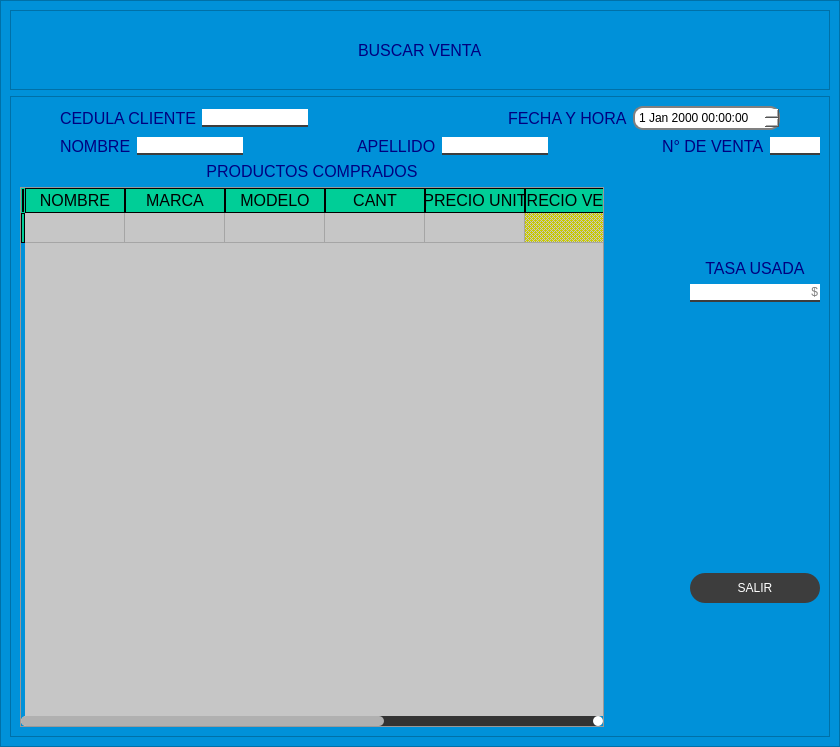
Above: inventario/qt/buscar_venta.ui from washipash/tesita before the change. Below: the same form after it.
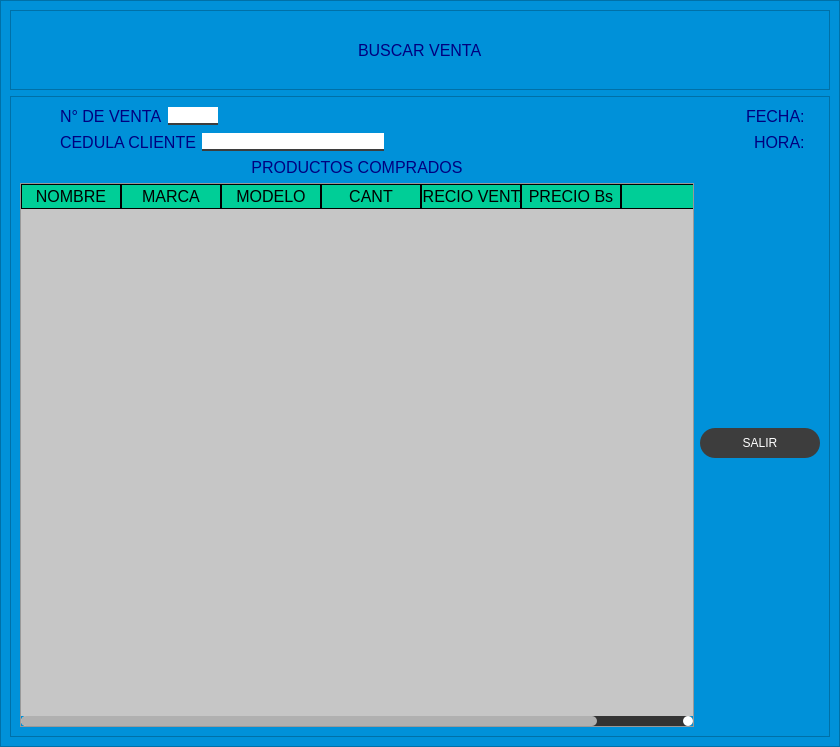
That is the form after the change.

Patch:
```diff
--- a/inventario/qt/buscar_venta.ui
+++ b/inventario/qt/buscar_venta.ui
@@ -232,171 +232,19 @@
         <property name="frameShadow">
          <enum>QFrame::Raised</enum>
         </property>
-        <layout class="QVBoxLayout" name="verticalLayout_13">
+        <layout class="QVBoxLayout" name="verticalLayout_4">
          <item>
-          <layout class="QVBoxLayout" name="verticalLayout_10">
+          <layout class="QVBoxLayout" name="verticalLayout_5">
            <item>
-            <layout class="QHBoxLayout" name="horizontalLayout_9">
-             <item>
-              <layout class="QHBoxLayout" name="horizontalLayout_4">
-               <item>
-                <spacer name="horizontalSpacer_8">
-                 <property name="orientation">
-                  <enum>Qt::Horizontal</enum>
-                 </property>
-                 <property name="sizeHint" stdset="0">
-                  <size>
-                   <width>40</width>
-                   <height>20</height>
-                  </size>
-                 </property>
-                </spacer>
-               </item>
-               <item>
-                <widget class="QLabel" name="label_2">
-                 <property name="text">
-                  <string>CEDULA CLIENTE</string>
-                 </property>
-                </widget>
-               </item>
-               <item>
-                <widget class="QLineEdit" name="ci_line"/>
-               </item>
-              </layout>
-             </item>
-             <item>
-              <spacer name="horizontalSpacer_3">
-               <property name="orientation">
-                <enum>Qt::Horizontal</enum>
-               </property>
-               <property name="sizeHint" stdset="0">
-                <size>
-                 <width>40</width>
-                 <height>20</height>
-                </size>
-               </property>
-              </spacer>
-             </item>
-             <item>
-              <layout class="QHBoxLayout" name="horizontalLayout_3">
-               <item>
-                <widget class="QLabel" name="label_3">
-                 <property name="text">
-                  <string>FECHA Y HORA</string>
-                 </property>
-                </widget>
-               </item>
-               <item>
-                <widget class="QDateTimeEdit" name="timedate_line">
-                 <property name="styleSheet">
-                  <string notr="true">            Qtimedatet {
-                background-color: white;
-                border: 2px solid gray;
-                border-radius: 10px;
-                padding: 2px;
-            }
-            QTimeEdit::down-button, QTimeEdit::up-button {
-                width: 20px;
-                border: none;
-                background: white;
-                subcontrol-position: right;
-                subcontrol-origin: margin;
-            }</string>
-                 </property>
-                </widget>
-               </item>
-               <item>
-                <spacer name="horizontalSpacer_7">
-                 <property name="orientation">
-                  <enum>Qt::Horizontal</enum>
-                 </property>
-                 <property name="sizeHint" stdset="0">
-                  <size>
-                   <width>40</width>
-                   <height>20</height>
-                  </size>
-                 </property>
-                </spacer>
-               </item>
-              </layout>
-             </item>
-            </layout>
-           </item>
-           <item>
-            <layout class="QHBoxLayout" name="horizontalLayout_8">
-             <item>
-              <layout class="QHBoxLayout" name="horizontalLayout_5">
-               <item>
-                <spacer name="horizontalSpacer_9">
-                 <property name="orientation">
-                  <enum>Qt::Horizontal</enum>
-                 </property>
-                 <property name="sizeHint" stdset="0">
-                  <size>
-                   <width>40</width>
-                   <height>20</height>
-                  </size>
-                 </property>
-                </spacer>
-               </item>
-               <item>
-                <widget class="QLabel" name="label_4">
-                 <property name="text">
-                  <string>NOMBRE</string>
-                 </property>
-                </widget>
-               </item>
-               <item>
-                <widget class="QLineEdit" name="name_line">
-                 <property name="maximumSize">
-                  <size>
-                   <width>130</width>
-                   <height>16777215</height>
-                  </size>
-                 </property>
-                </widget>
-               </item>
-              </layout>
-             </item>
-             <item>
-              <spacer name="horizontalSpacer_4">
-               <property name="orientation">
-                <enum>Qt::Horizontal</enum>
-               </property>
-               <property name="sizeHint" stdset="0">
-                <size>
-                 <width>40</width>
-                 <height>20</height>
-                </size>
-               </property>
-              </spacer>
-             </item>
-             <item>
-              <layout class="QHBoxLayout" name="horizontalLayout_6">
-               <item>
-                <widget class="QLabel" name="label_5">
-                 <property name="text">
-                  <string>APELLIDO</string>
-                 </property>
-                </widget>
-               </item>
-               <item>
-                <widget class="QLineEdit" name="apellido_line">
-                 <property name="maximumSize">
-                  <size>
-                   <width>170</width>
-                   <height>16777215</height>
-                  </size>
-                 </property>
-                </widget>
-               </item>
-              </layout>
-             </item>
+            <layout class="QHBoxLayout" name="horizontalLayout_6">
              <item>
               <spacer name="horizontalSpacer_5">
                <property name="orientation">
                 <enum>Qt::Horizontal</enum>
                </property>
+               <property name="sizeType">
+                <enum>QSizePolicy::Fixed</enum>
+               </property>
                <property name="sizeHint" stdset="0">
                 <size>
                  <width>40</width>
@@ -429,14 +277,102 @@
               </widget>
              </item>
              <item>
-              <layout class="QHBoxLayout" name="horizontalLayout_7"/>
+              <spacer name="horizontalSpacer_4">
+               <property name="orientation">
+                <enum>Qt::Horizontal</enum>
+               </property>
+               <property name="sizeHint" stdset="0">
+                <size>
+                 <width>40</width>
+                 <height>20</height>
+                </size>
+               </property>
+              </spacer>
+             </item>
+             <item>
+              <widget class="QLabel" name="label_3">
+               <property name="text">
+                <string>FECHA:</string>
+               </property>
+              </widget>
+             </item>
+             <item>
+              <widget class="QLabel" name="fecha_s_label">
+               <property name="text">
+                <string/>
+               </property>
+              </widget>
+             </item>
+            </layout>
+           </item>
+           <item>
+            <layout class="QHBoxLayout" name="horizontalLayout_9">
+             <item>
+              <layout class="QHBoxLayout" name="horizontalLayout_4">
+               <item>
+                <spacer name="horizontalSpacer_8">
+                 <property name="orientation">
+                  <enum>Qt::Horizontal</enum>
+                 </property>
+                 <property name="sizeType">
+                  <enum>QSizePolicy::Fixed</enum>
+                 </property>
+                 <property name="sizeHint" stdset="0">
+                  <size>
+                   <width>40</width>
+                   <height>20</height>
+                  </size>
+                 </property>
+                </spacer>
+               </item>
+               <item>
+                <widget class="QLabel" name="label_2">
+                 <property name="text">
+                  <string>CEDULA CLIENTE</string>
+                 </property>
+                </widget>
+               </item>
+               <item>
+                <widget class="QLineEdit" name="ci_line"/>
+               </item>
+              </layout>
+             </item>
+             <item>
+              <spacer name="horizontalSpacer_3">
+               <property name="orientation">
+                <enum>Qt::Horizontal</enum>
+               </property>
+               <property name="sizeHint" stdset="0">
+                <size>
+                 <width>40</width>
+                 <height>20</height>
+                </size>
+               </property>
+              </spacer>
+             </item>
+             <item>
+              <widget class="QLabel" name="label_4">
+               <property name="text">
+                <string>HORA:</string>
+               </property>
+              </widget>
+             </item>
+             <item>
+              <widget class="QLabel" name="hora_s_label">
+               <property name="text">
+                <string/>
+               </property>
+              </widget>
+             </item>
+             <item>
+              <layout class="QHBoxLayout" name="horizontalLayout_3"/>
              </item>
             </layout>
            </item>
           </layout>
          </item>
          <item>
-          <layout class="QHBoxLayout" name="horizontalLayout_10">
+          <layout class="QHBoxLayout" name="horizontalLayout_5">
            <item>
             <layout class="QVBoxLayout" name="verticalLayout_3">
              <item>
@@ -457,11 +393,6 @@
                  <height>600</height>
                 </size>
                </property>
-               <row>
-                <property name="text">
-                 <string/>
-                </property>
-               </row>
                <column>
                 <property name="text">
                  <string>NOMBRE</string>
@@ -506,17 +437,6 @@
                  </font>
                 </property>
                </column>
-               <column>
-                <property name="text">
-                 <string>PRECIO UNIT</string>
-                </property>
-                <property name="font">
-                 <font>
-                  <weight>75</weight>
-                  <bold>true</bold>
-                 </font>
-                </property>
-               </column>
                <column>
                 <property name="text">
                  <string>PRECIO VENTA</string>
@@ -550,259 +470,58 @@
                  </font>
                 </property>
                </column>
-               <item row="0" column="0">
-                <property name="text">
-                 <string/>
-                </property>
-                <property name="flags">
-                 <set>ItemIsDragEnabled|ItemIsDropEnabled|ItemIsUserCheckable|ItemIsEnabled</set>
-                </property>
-               </item>
-               <item row="0" column="1">
-                <property name="text">
-                 <string/>
-                </property>
-                <property name="flags">
-                 <set>ItemIsDragEnabled|ItemIsDropEnabled|ItemIsUserCheckable|ItemIsEnabled</set>
-                </property>
-               </item>
-               <item row="0" column="2">
-                <property name="text">
-                 <string/>
-                </property>
-                <property name="flags">
-                 <set>ItemIsDragEnabled|ItemIsDropEnabled|ItemIsUserCheckable|ItemIsEnabled</set>
-                </property>
-               </item>
-               <item row="0" column="3">
-                <property name="text">
-                 <string/>
-                </property>
-                <property name="flags">
-                 <set>ItemIsDragEnabled|ItemIsDropEnabled|ItemIsUserCheckable|ItemIsEnabled</set>
-                </property>
-               </item>
-               <item row="0" column="4">
-                <property name="text">
-                 <string/>
-                </property>
-                <property name="flags">
-                 <set>ItemIsDragEnabled|ItemIsDropEnabled|ItemIsUserCheckable|ItemIsEnabled</set>
-                </property>
-               </item>
-               <item row="0" column="5">
-                <property name="text">
-                 <string>$</string>
-                </property>
-                <property name="font">
-                 <font>
-                  <pointsize>12</pointsize>
-                  <weight>75</weight>
-                  <bold>true</bold>
-                 </font>
-                </property>
-                <property name="textAlignment">
-                 <set>AlignTrailing|AlignVCenter</set>
-                </property>
-                <property name="background">
-                 <brush brushstyle="Dense3Pattern">
-                  <color alpha="255">
-                   <red>202</red>
-                   <green>202</green>
-                   <blue>0</blue>
-                  </color>
-                 </brush>
-                </property>
-                <property name="foreground">
-                 <brush brushstyle="NoBrush">
-                  <color alpha="255">
-                   <red>0</red>
-                   <green>0</green>
-                   <blue>0</blue>
-                  </color>
-                 </brush>
-                </property>
-                <property name="flags">
-                 <set>ItemIsSelectable|ItemIsDragEnabled|ItemIsDropEnabled|ItemIsUserCheckable|ItemIsEnabled</set>
-                </property>
-               </item>
-               <item row="0" column="6">
-                <property name="text">
-                 <string>Bs</string>
-                </property>
-                <property name="font">
-                 <font>
-                  <pointsize>12</pointsize>
-                  <weight>75</weight>
-                  <bold>true</bold>
-                 </font>
-                </property>
-                <property name="textAlignment">
-                 <set>AlignTrailing|AlignVCenter</set>
-                </property>
-                <property name="background">
-                 <brush brushstyle="Dense3Pattern">
-                  <color alpha="255">
-                   <red>0</red>
-                   <green>203</green>
-                   <blue>98</blue>
-                  </color>
-                 </brush>
-                </property>
-               </item>
-               <item row="0" column="7">
-                <property name="text">
-                 <string>TOTAL</string>
-                </property>
-                <property name="font">
-                 <font>
-                  <pointsize>12</pointsize>
-                  <weight>75</weight>
-                  <bold>true</bold>
-                 </font>
-                </property>
-                <property name="flags">
-                 <set>ItemIsSelectable|ItemIsDragEnabled|ItemIsDropEnabled|ItemIsUserCheckable|ItemIsEnabled</set>
-                </property>
-               </item>
               </widget>
              </item>
             </layout>
            </item>
            <item>
-            <spacer name="horizontalSpacer_6">
-             <property name="orientation">
-              <enum>Qt::Horizontal</enum>
-             </property>
-             <property name="sizeType">
-              <enum>QSizePolicy::Fixed</enum>
-             </property>
-             <property name="sizeHint" stdset="0">
-              <size>
-               <width>80</width>
-               <height>20</height>
-              </size>
-             </property>
-            </spacer>
-           </item>
-           <item>
-            <layout class="QVBoxLayout" name="verticalLayout_12">
+            <layout class="QVBoxLayout" name="verticalLayout_11">
              <item>
-              <layout class="QVBoxLayout" name="verticalLayout_9">
-               <item>
-                <layout class="QVBoxLayout" name="verticalLayout_4">
-                 <item>
-                  <spacer name="verticalSpacer">
-                   <property name="orientation">
-                    <enum>Qt::Vertical</enum>
-                   </property>
-                   <property name="sizeHint" stdset="0">
-                    <size>
-                     <width>20</width>
-                     <height>40</height>
-                    </size>
-                   </property>
-                  </spacer>
-                 </item>
-                 <item>
-                  <widget class="QLabel" name="label_8">
-                   <property name="text">
-                    <string>TASA USADA</string>
-                   </property>
-                   <property name="alignment">
-                    <set>Qt::AlignCenter</set>
-                   </property>
-                  </widget>
-                 </item>
-                 <item>
-                  <widget class="QLineEdit" name="tasa_line">
-                   <property name="minimumSize">
-                    <size>
-                     <width>130</width>
-                     <height>0</height>
-                    </size>
-                   </property>
-                   <property name="maximumSize">
-                    <size>
-                     <width>130</width>
-                     <height>16777215</height>
-                    </size>
-                   </property>
-                   <property name="alignment">
-                    <set>Qt::AlignRight|Qt::AlignTrailing|Qt::AlignVCenter</set>
-                   </property>
-                   <property name="placeholderText">
-                    <string>$</string>
-                   </property>
-                  </widget>
-                 </item>
-                </layout>
-               </item>
-               <item>
-                <spacer name="verticalSpacer_3">
-                 <property name="orientation">
-                  <enum>Qt::Vertical</enum>
-                 </property>
-                 <property name="sizeHint" stdset="0">
-                  <size>
-                   <width>20</width>
-                   <height>40</height>
-                  </size>
-                 </property>
-                </spacer>
-               </item>
-              </layout>
+              <spacer name="verticalSpacer_2">
+               <property name="orientation">
+                <enum>Qt::Vertical</enum>
+               </property>
+               <property name="sizeHint" stdset="0">
+                <size>
+                 <width>20</width>
+                 <height>40</height>
+                </size>
+               </property>
+              </spacer>
              </item>
              <item>
-              <layout class="QVBoxLayout" name="verticalLayout_11">
-               <item>
-                <spacer name="verticalSpacer_2">
-                 <property name="orientation">
-                  <enum>Qt::Vertical</enum>
-                 </property>
-                 <property name="sizeHint" stdset="0">
-                  <size>
-                   <width>20</width>
-                   <height>40</height>
-                  </size>
-                 </property>
-                </spacer>
-               </item>
-               <item>
-                <widget class="QPushButton" name="cancel_btn">
-                 <property name="minimumSize">
-                  <size>
-                   <width>120</width>
-                   <height>30</height>
-                  </size>
-                 </property>
-                 <property name="styleSheet">
-                  <string notr="true">QPushButton:hover{
+              <widget class="QPushButton" name="cancel_btn">
+               <property name="minimumSize">
+                <size>
+                 <width>120</width>
+                 <height>30</height>
+                </size>
+               </property>
+               <property name="styleSheet">
+                <string notr="true">QPushButton:hover{
 background-color: rgb(255, 27, 6);
 color: rgb(0, 0, 0);
 font: 77 10pt &quot;Arial Black&quot;;
 }
 </string>
-                 </property>
-                 <property name="text">
-                  <string>SALIR</string>
-                 </property>
-                </widget>
-               </item>
-               <item>
-                <spacer name="verticalSpacer_4">
-                 <property name="orientation">
-                  <enum>Qt::Vertical</enum>
-                 </property>
-                 <property name="sizeHint" stdset="0">
-                  <size>
-                   <width>20</width>
-                   <height>40</height>
-                  </size>
-                 </property>
-                </spacer>
-               </item>
-              </layout>
+               </property>
+               <property name="text">
+                <string>SALIR</string>
+               </property>
+              </widget>
+             </item>
+             <item>
+              <spacer name="verticalSpacer_4">
+               <property name="orientation">
+                <enum>Qt::Vertical</enum>
+               </property>
+               <property name="sizeHint" stdset="0">
+                <size>
+                 <width>20</width>
+                 <height>40</height>
+                </size>
+               </property>
+              </spacer>
              </item>
             </layout>
            </item>
```
